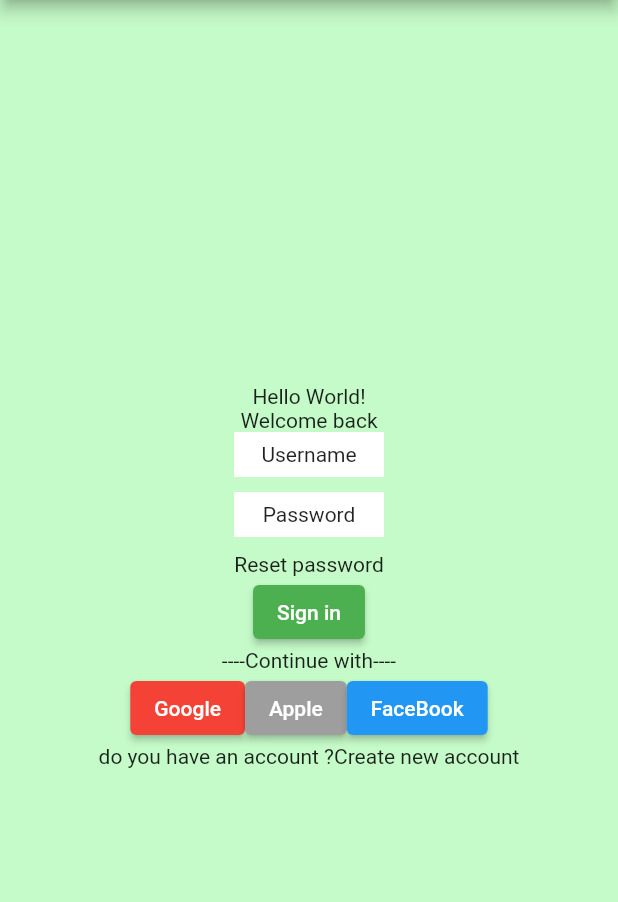
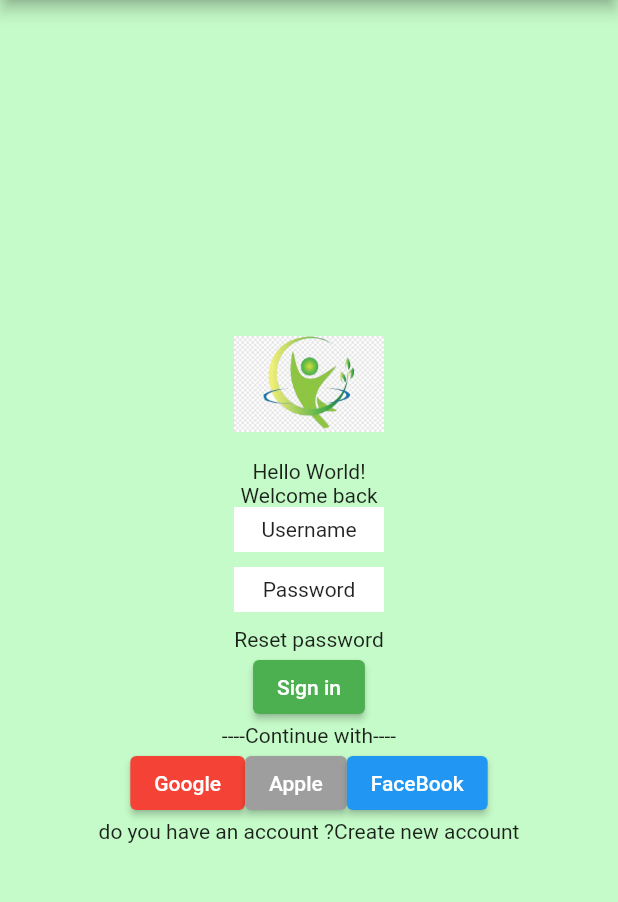
Before and after one commit to alikabi1394/AgeCalculation, a Flutter app: the screen it shows after launch, on a phone screen of 412 x 824 dp, the part 84-986 px from its top. Run offline on Flutter 3.47's test engine with Material 2 defaults, Android fonts, the phone set to English and light mode, and no system bars.

Commit message:
change image

```diff
--- a/lib/main.dart
+++ b/lib/main.dart
@@ -20,6 +20,7 @@
           child: Column(
             mainAxisAlignment: MainAxisAlignment.center,
             children: [
+              Container(width: 100,height: 100,child: Image.asset("images/sdau.png")),
               Text('Hello World!'),
               Text('Welcome back'),
               Container(
--- a/pubspec.yaml
+++ b/pubspec.yaml
@@ -17,3 +17,5 @@
 
 flutter:
   uses-material-design: true
+  assets:
+    - images/
```
Also changed, not shown: images/sdau.png (added).
